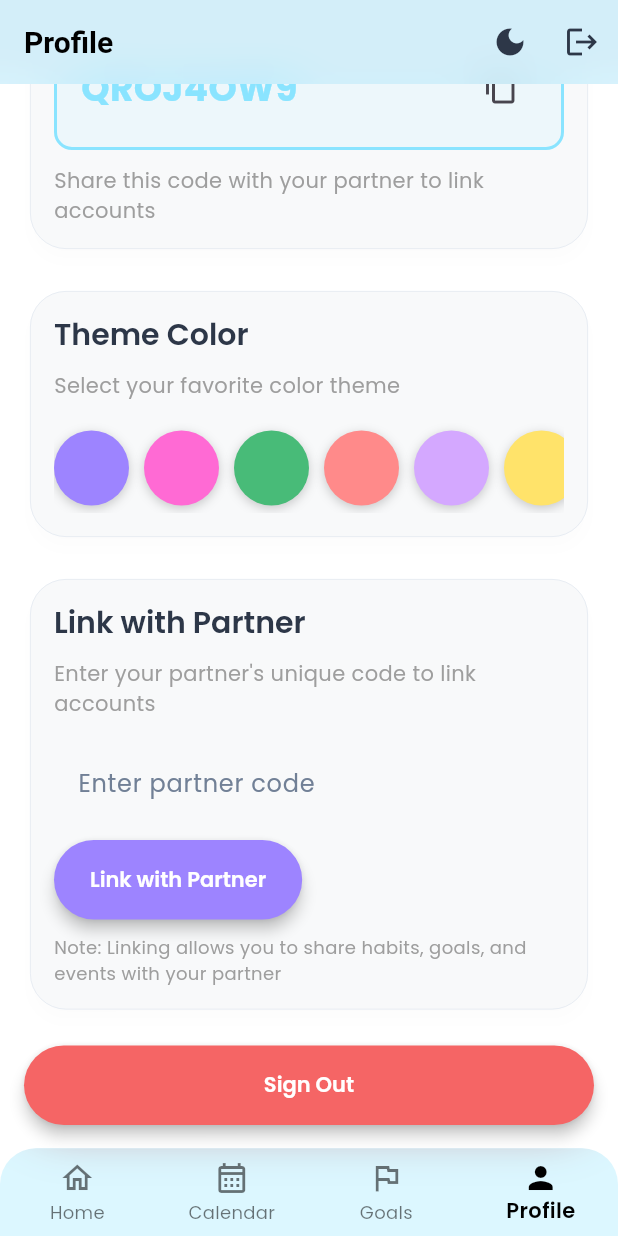
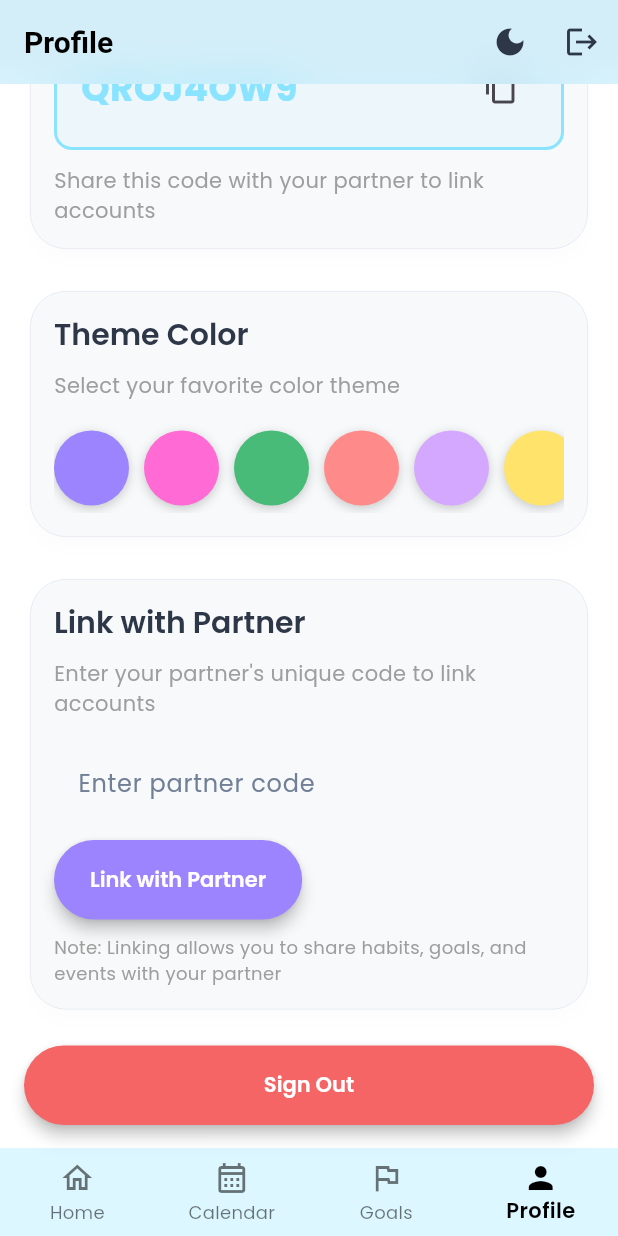
Before and after one commit to ayushdhiman-py/HabitHeartsFlutter, a Flutter app: the screen it shows once a user with an empty profile is signed in, item 4 of the bottom bar chosen, scrolled down 305 dp, on a phone screen of 412 x 824 dp. Run offline on Flutter 3.47's test engine with Material 3 defaults, Android fonts, the phone set to English and light mode, and no system bars; our stand-ins replace confetti, firebase_auth, firebase_core, flutter_slidable, google_sign_in, lottie and 1 more; accounts and stored records are empty; network calls fail.

Commit message:
bottom nav bar border radius removed

```diff
--- a/habit_hearts/lib/main.dart
+++ b/habit_hearts/lib/main.dart
@@ -164,6 +164,9 @@ class _MainScreenState extends State<MainScreen> {
   }
 
   void _onItemTapped(int index) {
+    setState(() {
+      _currentIndex = index;
+    });
     // Jump to the page without rebuilding the whole screen
     _pageController.jumpToPage(index);
   }
@@ -193,9 +196,9 @@ class _MainScreenState extends State<MainScreen> {
                   ),
                 ),
                 bottomNavigationBar: ClipRRect(
-                  borderRadius: const BorderRadius.vertical(top: Radius.circular(24)),
+                  child: ClipRect(
                     child: BackdropFilter(
-                    filter: ui.ImageFilter.blur(sigmaX: 15.0, sigmaY: 15.0), // Match AppBar blur intensity
+                      filter: ui.ImageFilter.blur(sigmaX: 5.0, sigmaY: 5.0), // Match AppBar blur intensity
                       child: Container(
                         decoration: BoxDecoration(
                           color: themeProvider.selectedColor.withOpacity(0.3), // Match AppBar opacity
@@ -244,6 +247,7 @@ class _MainScreenState extends State<MainScreen> {
                     ),
                   ),
                 ),
+              ),
             );
           },
         );
```
Lines whose indentation alone changed are shown as unchanged.
